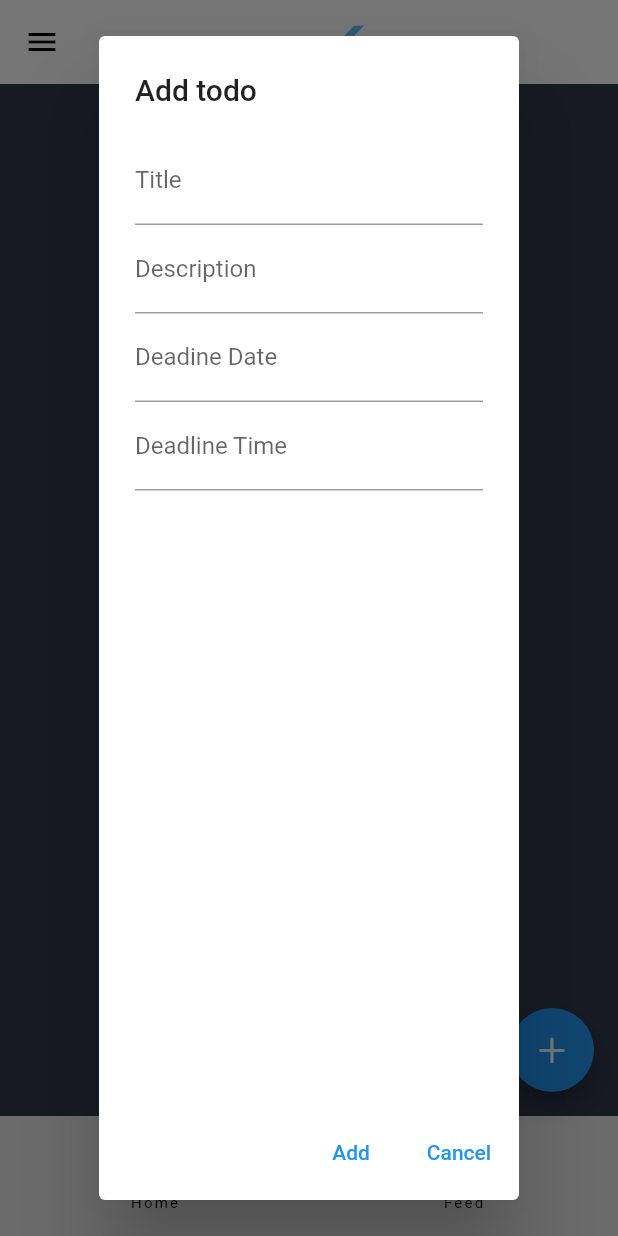
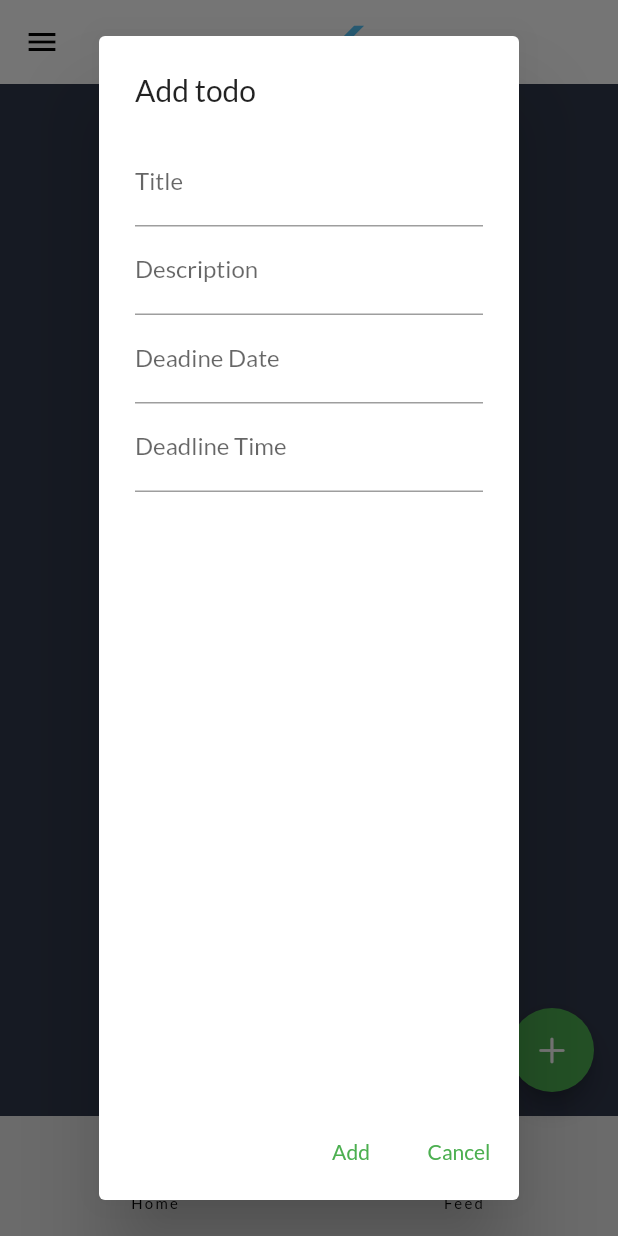
Before and after one commit to coleenagsao/flutter-shared-todo, a Flutter app: the screen it shows once a user with an empty profile is signed in, after a tap on an icon or button, on a phone screen of 412 x 824 dp. Run offline on Flutter 3.47's test engine with Material 2 defaults, Android fonts, the phone set to English and light mode, and no system bars; our stand-ins replace cloud_firestore, firebase_auth, firebase_core, google_fonts; accounts and stored records are empty; generated files the repository leaves out were written again; Roboto replaces fonts that are missing (Helvetica).

Commit message:
feat: add final design of login page

```diff
--- a/lib/main.dart
+++ b/lib/main.dart
@@ -4,6 +4,7 @@
   Description: Sample todo app with networking
 */
 import 'package:flutter/material.dart';
+import 'package:google_fonts/google_fonts.dart';
 import 'package:provider/provider.dart';
 import 'package:week7_networking_discussion/providers/todo_provider.dart';
 import 'package:week7_networking_discussion/providers/auth_provider.dart';
@@ -57,7 +58,12 @@ class MyApp extends StatelessWidget {
         '/suggestions': (context) => const SuggestionsPage(),
         '/search': (context) => SearchPage()
       },
-      theme: ThemeData(primarySwatch: Colors.blue, fontFamily: 'Helvetica'),
+      theme: ThemeData(
+        primarySwatch: Colors.green,
+        textTheme: GoogleFonts.latoTextTheme(
+          Theme.of(context).textTheme,
+        ),
+      ),
     );
   }
 }
--- a/lib/screens/login.dart
+++ b/lib/screens/login.dart
@@ -1,4 +1,5 @@
 import 'package:flutter/material.dart';
+import 'package:google_fonts/google_fonts.dart';
 import 'package:provider/provider.dart';
 import 'package:week7_networking_discussion/providers/auth_provider.dart';
 import 'package:week7_networking_discussion/screens/signup.dart';
@@ -104,7 +105,8 @@ class _LoginPageState extends State<LoginPage> {
           }
         },
         child: const Text('Log In', style: TextStyle(color: Colors.white)),
-        style: ElevatedButton.styleFrom(shape: StadiumBorder()),
+        style: ElevatedButton.styleFrom(
+            shape: StadiumBorder(), backgroundColor: Colors.green),
       ),
     );
 
@@ -119,7 +121,10 @@ class _LoginPageState extends State<LoginPage> {
             );
           },
           child: const Text('Sign Up', style: TextStyle(color: Colors.white)),
-          style: ElevatedButton.styleFrom(shape: StadiumBorder()),
+          style: ElevatedButton.styleFrom(
+            shape: StadiumBorder(),
+            backgroundColor: Color(0xff30384c),
+          ),
         ));
 
     return Scaffold(
@@ -130,23 +135,43 @@ class _LoginPageState extends State<LoginPage> {
           padding: const EdgeInsets.only(
               bottom: 40, top: 100.0, left: 40.0, right: 40.0),
           children: <Widget>[
+            Row(children: [
               const Text(
-              "LOG IN TO BRIDGE",
+                "Login to  ",
                 textAlign: TextAlign.center,
                 style: TextStyle(
                   fontSize: 20,
                   fontWeight: FontWeight.bold,
+                  color: Color.fromRGBO(48, 56, 76, 1),
                 ),
               ),
+              Text(
+                "BRIDGE",
+                textAlign: TextAlign.center,
+                style: GoogleFonts.play(
+                    textStyle: TextStyle(
+                        fontSize: 25,
+                        fontWeight: FontWeight.bold,
+                        color: Colors.green)),
+              ),
+              Text(
+                ".",
+                textAlign: TextAlign.center,
+                style: GoogleFonts.play(
+                    textStyle: TextStyle(
+                        fontSize: 25,
+                        fontWeight: FontWeight.bold,
+                        color: Color.fromRGBO(48, 56, 76, 1))),
+              ),
+            ]),
             Image.asset(
-              'assets/images/login.jpg',
+              'images/login.png',
               width: 600,
               height: 400,
             ),
             email,
             password,
-            loginButton,
-            signupButton,
+            Row(children: [loginButton, Text("  "), signupButton]),
           ],
         ),
       ),
--- a/lib/screens/signup.dart
+++ b/lib/screens/signup.dart
@@ -279,7 +279,7 @@ class _SignupPageState extends State<SignupPage> {
               ),
             ),
             Image.asset(
-              'assets/images/login.jpg',
+              'images/signup.png',
               width: 600,
               height: 400,
             ),
--- a/lib/screens/todo_page.dart
+++ b/lib/screens/todo_page.dart
@@ -308,7 +308,7 @@ class _TodoPageState extends State<TodoPage> {
           child: ListView(padding: EdgeInsets.zero, children: [
         const UserAccountsDrawerHeader(
           decoration: BoxDecoration(
-            color: Color(0xff30384c),
+            color: Color.fromRGBO(48, 56, 76, 1),
           ),
           accountName: Text(
             'Bridge',
--- a/pubspec.yaml
+++ b/pubspec.yaml
@@ -34,6 +34,7 @@ dependencies:
 
   # The following adds the Cupertino Icons font to your application.
   # Use with the CupertinoIcons class for iOS style icons.
+  google_fonts: ^2.1.0
   intl: ^0.17.0
   cupertino_icons: ^1.0.2
   provider: ^6.0.4
@@ -66,8 +67,10 @@ flutter:
 
   assets:
     - assets/images/login.jpg
+    - assets/images/login.png
     - assets/images/bridge.jpg
     - assets/images/signup.jpg
+    - assets/images/signup.png
 
   # To add assets to your application, add an assets section, like this:
   # assets:
```
Also changed, not shown: assets/images/login.png (added), assets/images/signup.png (added), pubspec.lock, 1 other file. Lines whose indentation alone changed are shown as unchanged.
